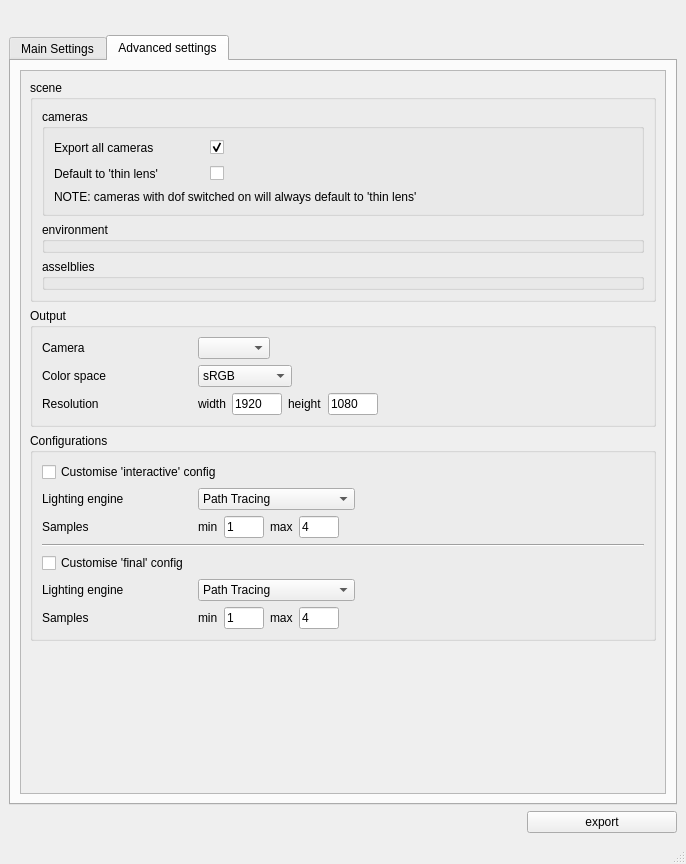
This is mayaToAppleseed.ui in dictoon/mayaseed as Qt 5 draws it before an edit. The edited form follows.
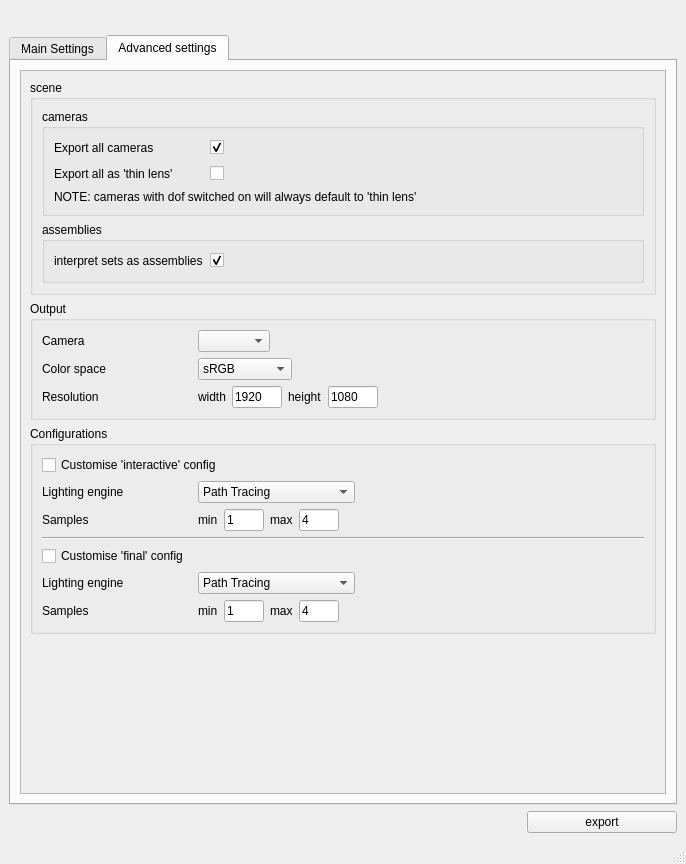
This is the edited form. Icons and pictures are not drawn.

Commit message: implemented rudimentary geometry output, fixes needed, will not export if no maya sets exist, output file will open in appleseed, no shaders present yet

```diff
--- a/mayaToAppleseed.ui
+++ b/mayaToAppleseed.ui
@@ -266,7 +266,7 @@
              <x>0</x>
              <y>0</y>
              <width>599</width>
-             <height>667</height>
+             <height>663</height>
             </rect>
            </property>
            <layout class="QVBoxLayout" name="verticalLayout_7">
@@ -345,7 +345,7 @@
                        </size>
                       </property>
                       <property name="text">
-                       <string>Default to 'thin lens'</string>
+                       <string>Export all as 'thin lens'</string>
                       </property>
                      </widget>
                     </item>
@@ -384,19 +384,59 @@
                  </layout>
                 </widget>
                </item>
-               <item>
-                <widget class="QGroupBox" name="groupBox_5">
-                 <property name="title">
-                  <string>environment</string>
-                 </property>
-                </widget>
-               </item>
                <item>
                 <widget class="QGroupBox" name="groupBox_6">
                  <property name="title">
-                  <string>asselblies</string>
+                  <string>assemblies</string>
                  </property>
-                 <zorder>groupBox_4</zorder>
+                 <layout class="QVBoxLayout" name="verticalLayout_10">
+                  <item>
+                   <layout class="QHBoxLayout" name="horizontalLayout_18">
+                    <item>
+                     <widget class="QLabel" name="label_29">
+                      <property name="minimumSize">
+                       <size>
+                        <width>150</width>
+                        <height>0</height>
+                       </size>
+                      </property>
+                      <property name="maximumSize">
+                       <size>
+                        <width>99999</width>
+                        <height>16777215</height>
+                       </size>
+                      </property>
+                      <property name="text">
+                       <string>interpret sets as assemblies</string>
+                      </property>
+                     </widget>
+                    </item>
+                    <item>
+                     <widget class="QCheckBox" name="m2s_sceneCameraExportAllCameras_2">
+                      <property name="text">
+                       <string/>
+                      </property>
+                      <property name="checked">
+                       <bool>true</bool>
+                      </property>
+                     </widget>
+                    </item>
+                    <item>
+                     <spacer name="horizontalSpacer_16">
+                      <property name="orientation">
+                       <enum>Qt::Horizontal</enum>
+                      </property>
+                      <property name="sizeHint" stdset="0">
+                       <size>
+                        <width>40</width>
+                        <height>20</height>
+                       </size>
+                      </property>
+                     </spacer>
+                    </item>
+                   </layout>
+                  </item>
+                 </layout>
                 </widget>
                </item>
               </layout>
```
Left out of the diff: 2 changed lines with no effect on the pictures. The commit also changes 1 other file.
